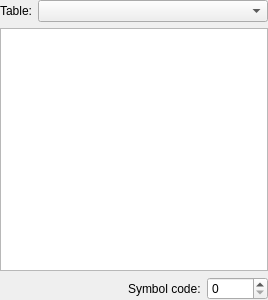
Above: UI/SymbolsWidget.ui from testmana2/test before the change. Below: the same form after it.
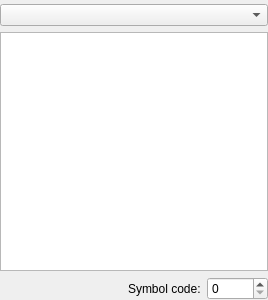
That is the form after the change.

Commit message: Corrected a few things in the new symbols widget.

What changed in the file:
```diff
--- a/UI/SymbolsWidget.ui
+++ b/UI/SymbolsWidget.ui
@@ -14,18 +14,18 @@
    <string>Symbols</string>
   </property>
   <layout class="QVBoxLayout" name="verticalLayout">
-   <property name="margin">
+   <property name="leftMargin">
     <number>0</number>
    </property>
-   <item>
-    <layout class="QHBoxLayout" name="horizontalLayout">
-     <item>
-      <widget class="QLabel" name="label_2">
-       <property name="text">
-        <string>Table:</string>
-       </property>
-      </widget>
-     </item>
+   <property name="topMargin">
+    <number>4</number>
+   </property>
+   <property name="rightMargin">
+    <number>0</number>
+   </property>
+   <property name="bottomMargin">
+    <number>0</number>
+   </property>
      <item>
       <widget class="QComboBox" name="tableCombo">
        <property name="sizePolicy">
@@ -38,8 +38,6 @@
         <string>Select the table to be shown</string>
        </property>
       </widget>
-     </item>
-    </layout>
    </item>
    <item>
     <widget class="QTableView" name="symbolsTable">
```
Lines whose indentation alone changed are shown as unchanged. The commit also changes 5 other files.
